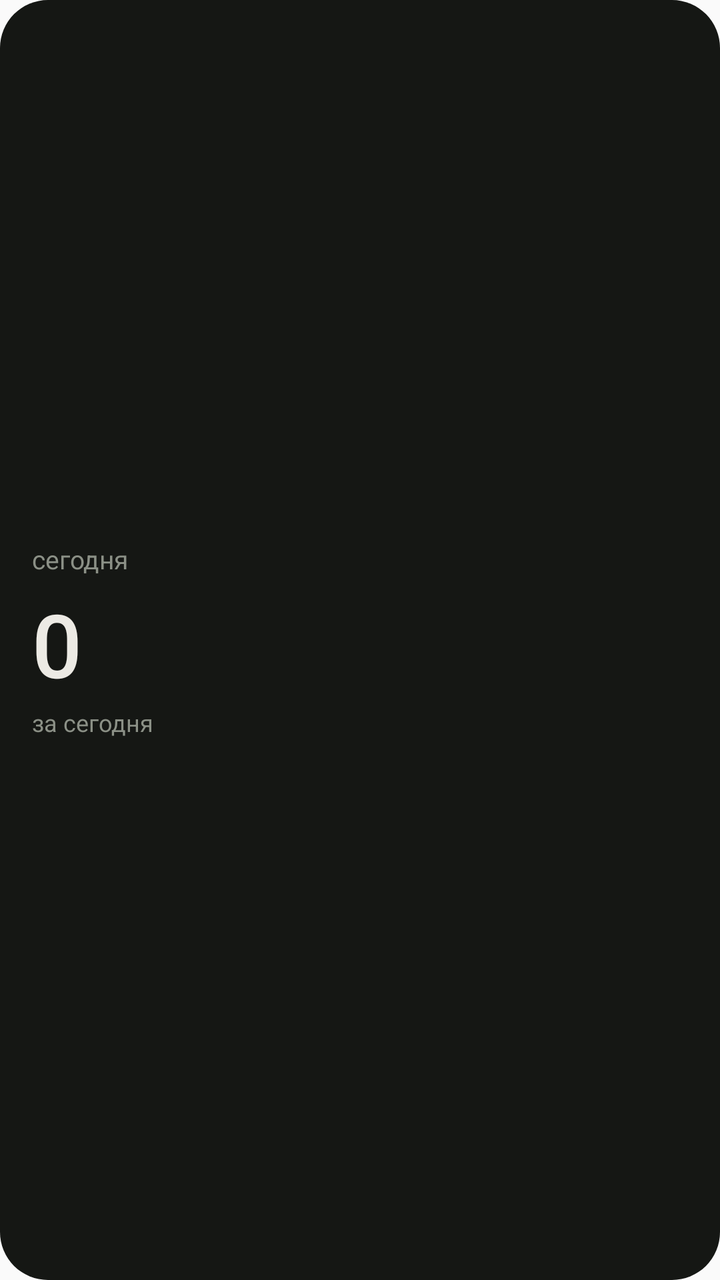
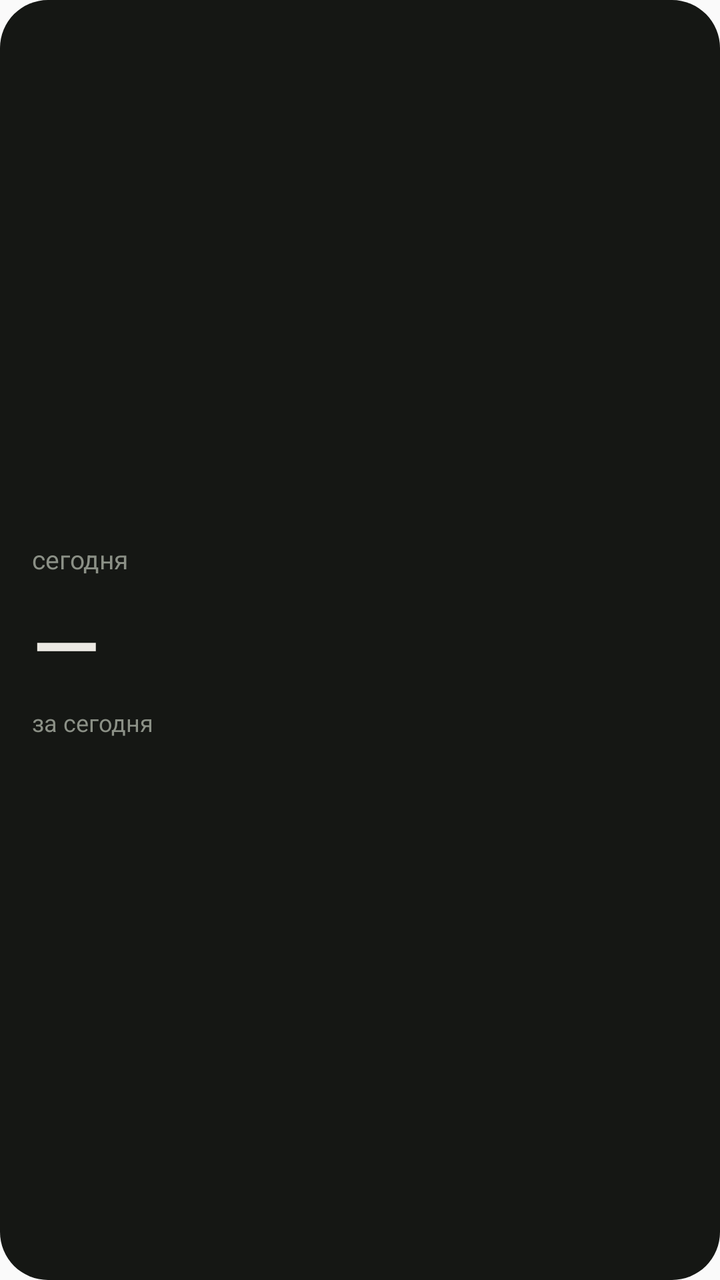

Two renders of the same Android screen: before a commit and after it. Below are the layout's source before the change and the commit's diff.
<!-- AndroidManifest.xml: application theme AppTheme -->
<!-- res/layout/widget_number.xml -->
<?xml version="1.0" encoding="utf-8"?>
<LinearLayout xmlns:android="http://schemas.android.com/apk/res/android"
    android:id="@+id/root"
    android:layout_width="match_parent"
    android:layout_height="match_parent"
    android:background="@drawable/widget_bg"
    android:gravity="center_vertical"
    android:orientation="vertical"
    android:padding="16dp">

    <TextView
        android:id="@+id/caption"
        android:layout_width="wrap_content"
        android:layout_height="wrap_content"
        android:text="сегодня"
        android:textColor="@color/dyshi_muted"
        android:textSize="13sp" />

    <TextView
        android:id="@+id/value"
        android:layout_width="wrap_content"
        android:layout_height="wrap_content"
        android:layout_marginTop="4dp"
        android:fontFamily="sans-serif-medium"
        android:text="0"
        android:textColor="@color/dyshi_fg"
        android:textSize="44sp" />

    <TextView
        android:id="@+id/hint"
        android:layout_width="wrap_content"
        android:layout_height="wrap_content"
        android:layout_marginTop="2dp"
        android:text="за сегодня"
        android:textColor="@color/dyshi_muted"
        android:textSize="12sp" />
</LinearLayout>
<!-- resources referenced by this layout -->
<resources>
  <color name="dyshi_fg">#eceae4</color>
  <color name="dyshi_muted">#8b9086</color>
  <!-- drawable widget_bg (drawable) -->
  <?xml version="1.0" encoding="utf-8"?>
  <shape xmlns:android="http://schemas.android.com/apk/res/android" android:shape="rectangle">
      <solid android:color="@color/dyshi_surface" />
      <corners android:radius="24dp" />
  </shape>
  <style name="AppTheme" parent="Theme.AppCompat.Light.DarkActionBar">
          
          <item name="colorPrimary">@color/colorPrimary</item>
          <item name="colorPrimaryDark">@color/colorPrimaryDark</item>
          <item name="colorAccent">@color/colorAccent</item>
      </style>
  <color name="dyshi_surface">#151714</color>
  <color name="colorPrimary">#b7c4b0</color>
  <color name="colorPrimaryDark">#0c0d0c</color>
  <color name="colorAccent">#b7c4b0</color>
</resources>

<!-- the commit's change to res/layout/widget_number.xml (unified diff, before → after) -->
@@ -22,7 +22,7 @@
         android:layout_height="wrap_content"
         android:layout_marginTop="4dp"
         android:fontFamily="sans-serif-medium"
-        android:text="0"
+        android:text="—"
         android:textColor="@color/dyshi_fg"
         android:textSize="44sp" />
 
